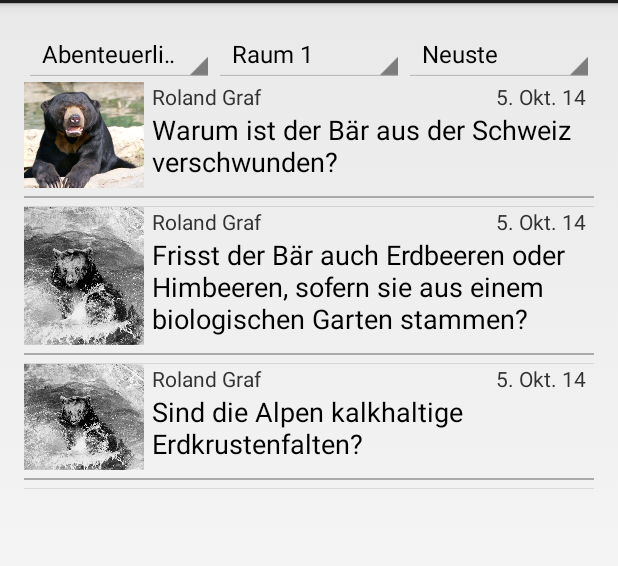
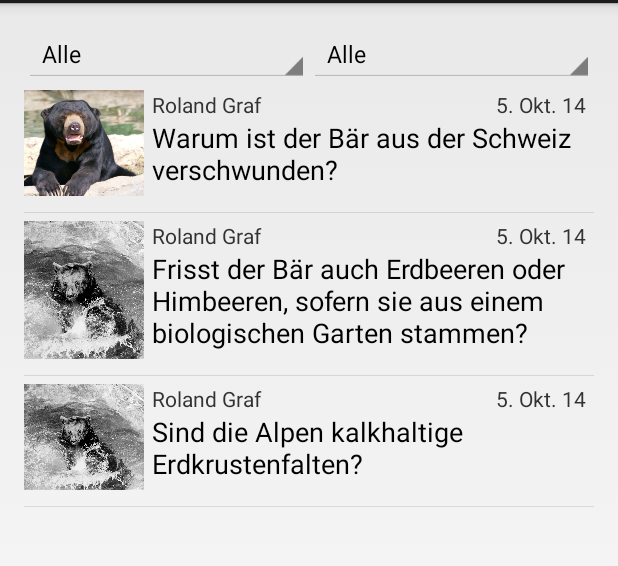
Before and after one commit to HSR-Challenge-Projekt-2014/AndroidApp, an Android app: the fragment QuestionFragment shown on its own in the app's theme, on a phone screen of 412 x 824 dp, the part 69-635 px from its top. Run offline under Robolectric (Android 15) with nearby library versions, the phone set to English and light mode, and no system bars.

Commit message:
issue #1 - added topics and rooms and made the spinners work

```diff
--- a/app/src/main/java/ch/hsr/challp/museum/QuestionActivity.java
+++ b/app/src/main/java/ch/hsr/challp/museum/QuestionActivity.java
@@ -22,7 +22,7 @@ public class QuestionActivity extends Activity {
         setTitle("Beantwortete Frage");
 
         Integer questionId = getIntent().getIntExtra(P_QUESTION_ID, 0);
-        Question question = Question.getAll().get(questionId);
+        Question question = Question.getById(questionId);
 
         TextView title = (TextView) findViewById(R.id.question_title);
         title.setText(question.getTitle());
@@ -30,6 +30,10 @@ public class QuestionActivity extends Activity {
         image.setImageResource(question.getImage());
         TextView text = (TextView) findViewById(R.id.question_text);
         text.setText(question.getText());
+        TextView topic = (TextView) findViewById(R.id.question_topic);
+        topic.setText(question.getTopic().getName());
+        TextView location = (TextView) findViewById(R.id.question_location);
+        location.setText(question.getRoom().getName());
         // TODO add drawer to this activity
     }
 
--- a/app/src/main/java/ch/hsr/challp/museum/QuestionFragment.java
+++ b/app/src/main/java/ch/hsr/challp/museum/QuestionFragment.java
@@ -18,12 +18,13 @@ import android.widget.Spinner;
 
 import ch.hsr.challp.museum.adapter.QuestionListAdapter;
 import ch.hsr.challp.museum.model.Question;
+import ch.hsr.challp.museum.model.Room;
+import ch.hsr.challp.museum.model.Topic;
 
 public class QuestionFragment extends Fragment implements LoaderManager.LoaderCallbacks<Cursor>, AdapterView.OnItemClickListener {
 
     private Spinner spinnerTopic;
     private Spinner spinnerRoom;
-    private Spinner spinnerFilter;
     private QuestionListAdapter mAdapter;
 
     @Nullable
@@ -32,55 +33,25 @@ public class QuestionFragment extends Fragment implements LoaderManager.LoaderCa
         View result = inflater.inflate(R.layout.fragment_questions, container, false);
         spinnerTopic = (Spinner) result.findViewById(R.id.spinner_topic);
         spinnerRoom = (Spinner) result.findViewById(R.id.spinner_room);
-        spinnerFilter = (Spinner) result.findViewById(R.id.spinner_filter);
 
-        ArrayAdapter<CharSequence> topicAdapter = ArrayAdapter.createFromResource(container.getContext(), R.array.topics_list, android.R.layout.simple_spinner_item);
+        ArrayAdapter<Topic> topicAdapter = new ArrayAdapter<Topic>(container.getContext(), android.R.layout.simple_spinner_item, Topic.getAll());
         topicAdapter.setDropDownViewResource(android.R.layout.simple_spinner_dropdown_item);
         spinnerTopic.setAdapter(topicAdapter);
+        spinnerTopic.setOnItemSelectedListener(new SpinnerListener());
 
-        ArrayAdapter<CharSequence> roomAdapter = ArrayAdapter.createFromResource(container.getContext(), R.array.rooms_list, android.R.layout.simple_spinner_item);
+        ArrayAdapter<Room> roomAdapter = new ArrayAdapter<Room>(container.getContext(), android.R.layout.simple_spinner_item, Room.getAll());
         roomAdapter.setDropDownViewResource(android.R.layout.simple_spinner_dropdown_item);
         spinnerRoom.setAdapter(roomAdapter);
-
-        ArrayAdapter<CharSequence> filterAdapter = ArrayAdapter.createFromResource(container.getContext(), R.array.filters_list, android.R.layout.simple_spinner_item);
-        filterAdapter.setDropDownViewResource(android.R.layout.simple_spinner_dropdown_item);
-        spinnerFilter.setAdapter(filterAdapter);
-
-        //ViewGroup questionLayout = (ViewGroup) result.findViewById(R.id.question_layout);
-
-        //String[] fromColumns = {"Title"};
-        //int[] toViews = {R.id.question_row_title}; // The TextView in simple_list_item_1
-
+        spinnerRoom.setOnItemSelectedListener(new SpinnerListener());
 
         mAdapter = new QuestionListAdapter(container.getContext(), Question.getAll());
         ListView list = (ListView) result.findViewById(R.id.question_list_view);
         list.setAdapter(mAdapter);
-        //getLoaderManager().initLoader(0, null, this);
-
-//        for (Question question : Question.getAll()) {
-//            View row = inflater.inflate(R.layout.question_row, null);
-//            ((TextView)row.findViewById(R.id.question_row_title)).setText(question.getTitle());
-//            ((ImageView)row.findViewById(R.id.question_row_image)).setImageResource(question.getImage());
-//            //row.setOnClickListener(this);
-//            questionLayout.addView(row);
-//        }
-//        for (int i = 0; i <= 15; i++) {
-//            View question = inflater.inflate(R.layout.question_row, null);
-//            question.setOnClickListener(this);
-//            questionLayout.addView(question);
-//        }
 
         list.setOnItemClickListener(this);
 
         return result;
     }
-
-//    @Override
-//    public void onClick(View view) {
-//        Log.i(getClass().getName(), "question selected");
-//        Intent intent = new Intent(view.getContext(), QuestionActivity.class);
-//        startActivity(intent);
-//    }
 
     @Override
     public Loader<Cursor> onCreateLoader(int i, Bundle bundle) {
@@ -101,7 +72,23 @@ public class QuestionFragment extends Fragment implements LoaderManager.LoaderCa
     public void onItemClick(AdapterView<?> adapterView, View view, int i, long l) {
         Log.i(getClass().getName(), "question selected [i=" + i + ",l=" + l + "]");
         Intent intent = new Intent(view.getContext(), QuestionActivity.class);
-        intent.putExtra(QuestionActivity.P_QUESTION_ID, i);
+        intent.putExtra(QuestionActivity.P_QUESTION_ID, mAdapter.getItem(i).getId());
         startActivity(intent);
     }
+
+    private class SpinnerListener implements AdapterView.OnItemSelectedListener {
+
+        @Override
+        public void onItemSelected(AdapterView<?> adapterView, View view, int i, long l) {
+            Topic topic = Topic.getAll().get(spinnerTopic.getSelectedItemPosition());
+            Room room = Room.getAll().get(spinnerRoom.getSelectedItemPosition());
+            Log.i(getClass().getName(), "Filter for topic " + topic + " and room " + room);
+            mAdapter.filter(topic, room);
+        }
+
+        @Override
+        public void onNothingSelected(AdapterView<?> adapterView) {
+
+        }
+    }
 }
--- a/app/src/main/java/ch/hsr/challp/museum/adapter/QuestionListAdapter.java
+++ b/app/src/main/java/ch/hsr/challp/museum/adapter/QuestionListAdapter.java
@@ -9,23 +9,43 @@ import android.widget.ArrayAdapter;
 import android.widget.ImageView;
 import android.widget.TextView;
 
+import java.util.ArrayList;
 import java.util.List;
 
 import ch.hsr.challp.museum.R;
 import ch.hsr.challp.museum.model.Question;
+import ch.hsr.challp.museum.model.Room;
+import ch.hsr.challp.museum.model.Topic;
 
 /**
  * Created by Michi on 12.11.2014.
  */
-public class QuestionListAdapter extends ArrayAdapter {
+public class QuestionListAdapter extends ArrayAdapter<Question> {
 
     private final Context context;
-    private List<Question> items;
+    private List<Question> allItems;
+    private List<Question> shownItems;
 
     public QuestionListAdapter(Context context, List<Question> items) {
         super(context, R.layout.question_row, items);
         this.context = context;
-        this.items = items;
+        this.allItems = new ArrayList<Question>(items);
+        this.shownItems = new ArrayList<Question>(items);
+    }
+
+    @Override
+    public Question getItem(int position) {
+        return shownItems.get(position);
+    }
+
+    @Override
+    public int getPosition(Question item) {
+        return shownItems.indexOf(item);
+    }
+
+    @Override
+    public int getCount() {
+        return shownItems.size();
     }
 
     public View getView(int position, View convertView, ViewGroup parent) {
@@ -45,4 +65,23 @@ public class QuestionListAdapter extends ArrayAdapter {
         return view;
 
     }
+
+    public void filter(Topic topic, Room room) {
+        List<Question> filterResult = new ArrayList<Question>(allItems);
+        if (!(topic == null || Topic.ALL_ITEMS.equals(topic))) {
+            for (Question q : new ArrayList<Question>(allItems)) {
+                if (!q.getTopic().equals(topic))
+                    filterResult.remove(q);
+            }
+        }
+        if (!(room == null || Room.ALL_ROOMS.equals(room))) {
+            for (Question q : new ArrayList<Question>(allItems)) {
+                if (!q.getRoom().equals(room))
+                    filterResult.remove(q);
+            }
+        }
+        shownItems = filterResult;
+        notifyDataSetChanged();
+    }
+
 }
--- /dev/null
+++ b/app/src/main/java/ch/hsr/challp/museum/model/Room.java
@@ -0,0 +1,34 @@
+package ch.hsr.challp.museum.model;
+
+import java.util.Arrays;
+import java.util.List;
+
+/**
+ * Created by Michi on 12.11.2014.
+ */
+public class Room {
+
+    public static Room ONE = new Room("Raum 1");
+    public static Room TWO = new Room("Raum 2");
+    public static Room THREE = new Room("Raum 3");
+    public static Room ALL_ROOMS = new Room("Alle");
+    private static List<Room> ALL = Arrays.asList(ALL_ROOMS, ONE, TWO, THREE);
+    private String name;
+
+    public Room(String name) {
+        this.name = name;
+    }
+
+    public static List<Room> getAll() {
+        return ALL;
+    }
+
+    @Override
+    public String toString() {
+        return name;
+    }
+
+    public String getName() {
+        return name;
+    }
+}
--- /dev/null
+++ b/app/src/main/java/ch/hsr/challp/museum/model/Topic.java
@@ -0,0 +1,35 @@
+package ch.hsr.challp.museum.model;
+
+import java.util.Arrays;
+import java.util.List;
+
+/**
+ * Created by Michi on 12.11.2014.
+ */
+public class Topic {
+
+    public static final Topic ALL_ITEMS = new Topic("Alle");
+    public static final Topic ADVENTURE = new Topic("Abenteuerliches");
+    public static final Topic HISTORIC = new Topic("Historisches");
+    public static final Topic FUN = new Topic("Spass und Spannung");
+    private static final List<Topic> ALL = Arrays.asList(ALL_ITEMS, ADVENTURE, HISTORIC, FUN);
+
+    private String name;
+
+    public Topic(String name) {
+        this.name = name;
+    }
+
+    public static List<Topic> getAll() {
+        return ALL;
+    }
+
+    public String getName() {
+        return name;
+    }
+
+    @Override
+    public String toString() {
+        return name;
+    }
+}
--- a/app/src/main/res/layout/activity_question.xml
+++ b/app/src/main/res/layout/activity_question.xml
@@ -34,14 +34,14 @@
                 android:orientation="vertical">
 
                 <TextView
-                    android:id="@+id/textView4"
+                    android:id="@+id/question_topic"
                     android:layout_width="wrap_content"
                     android:layout_height="wrap_content"
-                    android:text="Historisches"
+                    android:text="Kategorie"
                     android:textAppearance="?android:attr/textAppearanceMedium" />
 
                 <TextView
-                    android:id="@+id/textView5"
+                    android:id="@+id/question_location"
                     android:layout_width="wrap_content"
                     android:layout_height="wrap_content"
                     android:text="Raum 5, Punkt 2"
--- a/app/src/main/res/layout/fragment_questions.xml
+++ b/app/src/main/res/layout/fragment_questions.xml
@@ -23,21 +23,14 @@
                 android:id="@+id/spinner_topic"
                 android:layout_width="0dp"
                 android:layout_height="wrap_content"
-                android:layout_weight="0.3" />
+                android:layout_weight="0.5" />
 
             <Spinner
                 android:id="@+id/spinner_room"
                 android:layout_width="0dp"
                 android:layout_height="wrap_content"
                 android:layout_gravity="center_horizontal"
-                android:layout_weight="0.3" />
-
-            <Spinner
-                android:id="@+id/spinner_filter"
-                android:layout_width="0dp"
-                android:layout_height="wrap_content"
-                android:layout_gravity="center_horizontal"
-                android:layout_weight="0.3" />
+                android:layout_weight="0.5" />
 
         </LinearLayout>
 
--- a/app/src/main/res/layout/question_row.xml
+++ b/app/src/main/res/layout/question_row.xml
@@ -10,6 +10,7 @@
         android:layout_height="wrap_content"
         android:layout_gravity="center_horizontal"
         android:layout_marginBottom="5dp"
+        android:layout_marginTop="5dp"
         android:orientation="horizontal">
 
         <ImageView
@@ -19,13 +20,13 @@
             android:scaleType="centerCrop" />
 
         <LinearLayout
-            android:layout_width="match_parent"
+            android:layout_width="fill_parent"
             android:layout_height="wrap_content"
             android:orientation="vertical">
 
             <LinearLayout
-                android:layout_width="match_parent"
-                android:layout_height="match_parent"
+                android:layout_width="fill_parent"
+                android:layout_height="fill_parent"
                 android:gravity="center_vertical"
                 android:orientation="horizontal"
                 android:paddingLeft="5dp"
@@ -64,9 +65,4 @@
 
     </LinearLayout>
 
-    <View
-        android:layout_width="match_parent"
-        android:layout_height="1dp"
-        android:background="@android:color/darker_gray" />
-
 </LinearLayout>
```
Also changed, not shown: app/src/main/java/ch/hsr/challp/museum/model/Question.java (+32 -4 lines).
